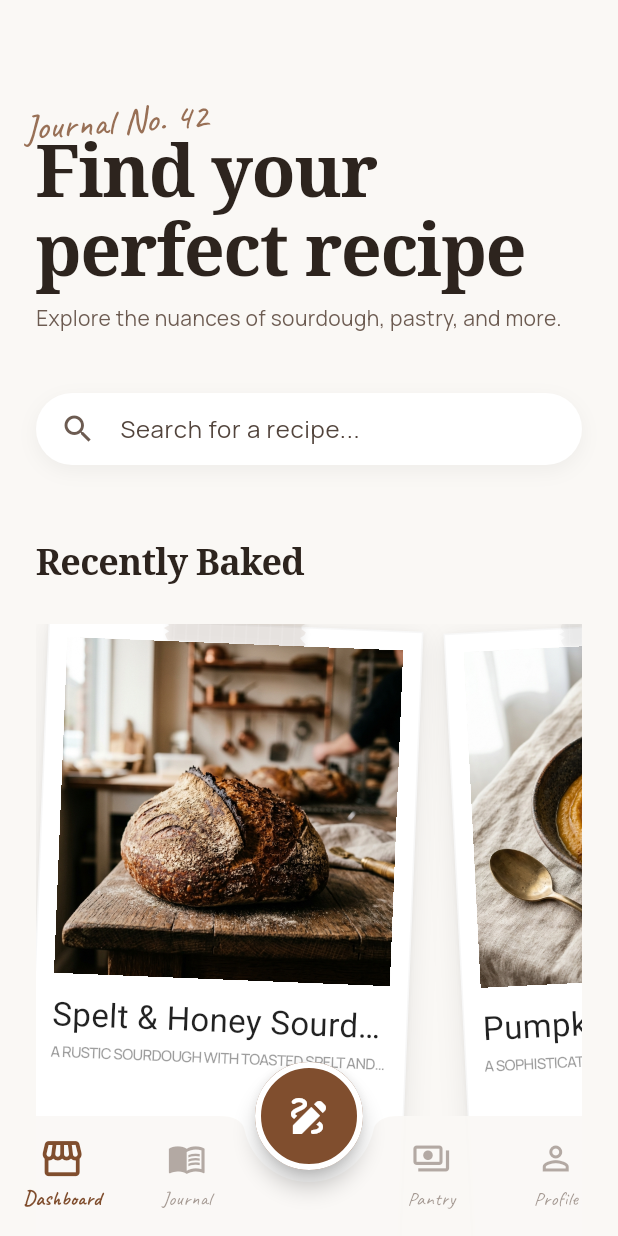
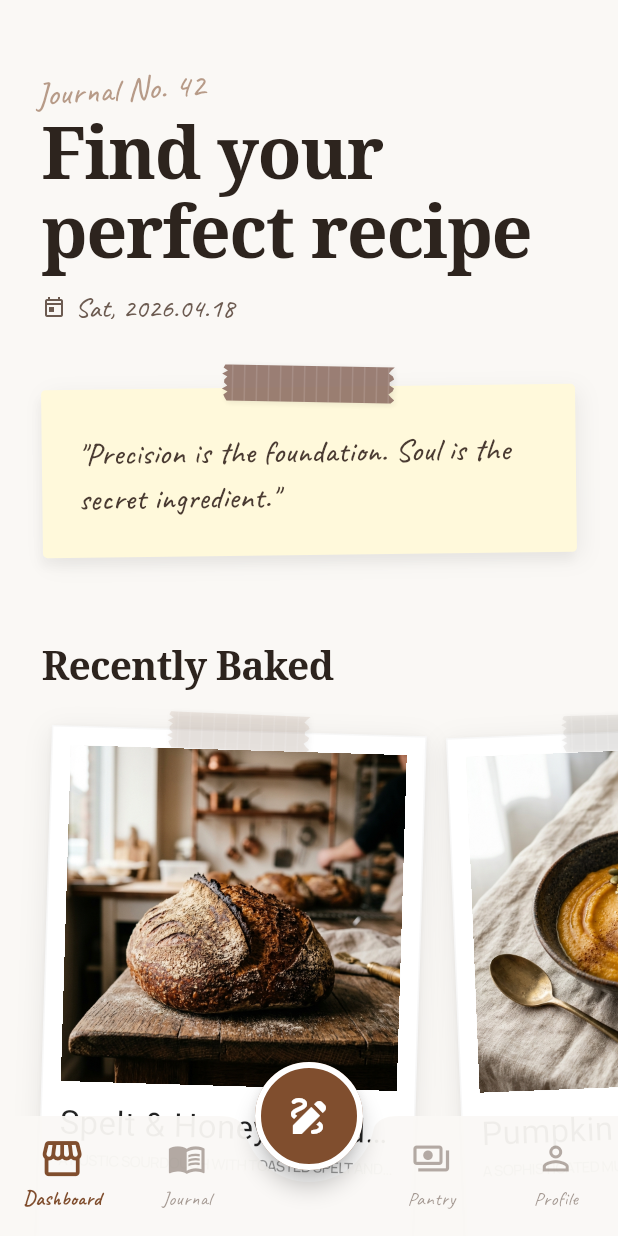
Before and after one commit to Ssassin-01/the_atelier, a Flutter app: the screen it shows after launch, on a phone screen of 412 x 824 dp. Run offline on Flutter 3.47's test engine with Material 3 defaults, Android fonts, the light colour scheme and no system bars; our stand-ins replace flutter_riverpod, google_fonts, hive, hive_flutter; accounts and stored records are empty; network calls fail.

Commit message:
feat: redesign dashboard as an artisan workbench with daily memos and date

```diff
--- a/lib/screens/dashboard_screen.dart
+++ b/lib/screens/dashboard_screen.dart
@@ -1,5 +1,6 @@
 import 'package:flutter/material.dart';
 import 'package:flutter_riverpod/flutter_riverpod.dart';
+import 'dart:math' as math;
 import '../theme/artisanal_theme.dart';
 import '../l10n/app_localizations.dart';
 import '../widgets/polaroid_card.dart';
@@ -14,111 +15,97 @@ class DashboardScreen extends ConsumerWidget {
   Widget build(BuildContext context, WidgetRef ref) {
     final l10n = AppLocalizations.of(context);
     final recipes = ref.watch(recipeListProvider);
+    final now = DateTime.now();
 
     return Scaffold(
       body: SingleChildScrollView(
-        padding: const EdgeInsets.symmetric(horizontal: 24.0, vertical: 40.0),
         child: Column(
           crossAxisAlignment: CrossAxisAlignment.start,
           children: [
-            const SizedBox(height: 48),
-            // Hero Section
-            Stack(
-              clipBehavior: Clip.none,
-              children: [
-                Positioned(
-                  top: -24,
-                  left: -8,
-                  child: Transform.rotate(
-                    angle: -0.07,
+            const SizedBox(height: 64),
+
+            // ── 1. Atelier Header: "공방에 출근한 느낌" ──────────────────────
+            Padding(
+              padding: const EdgeInsets.symmetric(horizontal: 28.0),
+              child: _buildAtelierHeader(l10n, now),
+            ),
+
+            const SizedBox(height: 40),
+
+            // ── 2. Daily Memo: 와시테이프로 붙인 포스트잇 ─────────────────────
+            Padding(
+              padding: const EdgeInsets.symmetric(horizontal: 28.0),
+              child: _buildDailyMemo(),
+            ),
+
+            const SizedBox(height: 56),
+
+            // ── 3. Recently Baked: 핵심 폴라로이드 섹션 ───────────────────────
+            Padding(
+              padding: const EdgeInsets.only(left: 28.0),
               child: Text(
-                      '${l10n.journalNo} 42',
-                      style: ArtisanalTheme.hand(
-                        fontSize: 24,
-                        color: ArtisanalTheme.primary.withAlpha((0.8 * 255).toInt()),
+                l10n.recentlyBaked,
+                style: ArtisanalTheme.lightTheme.textTheme.displayMedium
+                    ?.copyWith(fontSize: 26),
               ),
             ),
-                  ),
-                ),
-                Column(
-                  crossAxisAlignment: CrossAxisAlignment.start,
+            const SizedBox(height: 24),
+            SizedBox(
+              height: 440,
+              child: recipes.isEmpty
+                  ? Center(
+                      child: Column(
+                        mainAxisAlignment: MainAxisAlignment.center,
                         children: [
+                          Icon(Icons.photo_camera_back_outlined,
+                              size: 56,
+                              color: ArtisanalTheme.outline
+                                  .withValues(alpha: 0.3)),
+                          const SizedBox(height: 16),
                           Text(
-                      l10n.findPerfectRecipe,
-                      style: ArtisanalTheme.lightTheme.textTheme.displayLarge?.copyWith(
-                        height: 1.1,
-                      ),
-                    ),
-                    const SizedBox(height: 8),
-                    Text(
-                      l10n.artisanalKitchenDesc,
-                      style: ArtisanalTheme.lightTheme.textTheme.bodyMedium?.copyWith(
-                        color: ArtisanalTheme.secondary,
+                            l10n.emptyState,
+                            style: ArtisanalTheme.hand(
+                              fontSize: 20,
+                              color: ArtisanalTheme.secondary
+                                  .withValues(alpha: 0.5),
                             ),
                           ),
                         ],
                       ),
-              ],
-            ),
-            const SizedBox(height: 40),
-            // Search Bar
-            Container(
-              padding: const EdgeInsets.symmetric(horizontal: 16.0),
-              decoration: BoxDecoration(
-                color: Colors.white,
-                borderRadius: BorderRadius.circular(30),
-                boxShadow: [
-                  BoxShadow(
-                    color: Colors.black.withAlpha((0.05 * 255).toInt()),
-                    blurRadius: 10,
-                    offset: const Offset(0, 4),
-                  ),
-                ],
-              ),
-              child: TextField(
-                decoration: InputDecoration(
-                  hintText: l10n.searchRecipes,
-                  border: InputBorder.none,
-                  icon: const Icon(Icons.search, color: ArtisanalTheme.secondary),
+                    )
+                  : ListView.builder(
+                      scrollDirection: Axis.horizontal,
+                      clipBehavior: Clip.none,
+                      padding: const EdgeInsets.only(left: 28.0, right: 8.0),
+                      itemCount:
+                          recipes.length > 6 ? 6 : recipes.length,
+                      itemBuilder: (context, index) {
+                        final recipe = recipes[index];
+                        // Slightly varying rotations and tape colors for a
+                        // natural, hand-pinned look
+                        final rotations = [0.03, -0.04, 0.05, -0.02, 0.04, -0.03];
+                        final tapeColors = [
+                          ArtisanalTheme.primary.withValues(alpha: 0.18),
+                          ArtisanalTheme.secondary.withValues(alpha: 0.15),
+                          const Color(0xFFA0522D).withValues(alpha: 0.20),
+                          ArtisanalTheme.primary.withValues(alpha: 0.12),
+                          Colors.black.withValues(alpha: 0.08),
+                          ArtisanalTheme.secondary.withValues(alpha: 0.18),
+                        ];
+
+                        return Padding(
+                          padding: const EdgeInsets.only(right: 28.0),
+                          child: GestureDetector(
+                            onTap: () => Navigator.push(
+                              context,
+                              MaterialPageRoute(
+                                builder: (_) =>
+                                    RecipeDetailScreen(recipe: recipe),
                               ),
                             ),
-            ),
-            const SizedBox(height: 48),
-            // Recently Baked Section
-            Text(
-              l10n.recentlyBaked,
-              style: ArtisanalTheme.lightTheme.textTheme.displayMedium?.copyWith(fontSize: 24),
-            ),
-            const SizedBox(height: 24),
-            SizedBox(
-              height: 420,
-              child: recipes.isEmpty
-                ? Center(child: Text(l10n.emptyState, style: ArtisanalTheme.hand(fontSize: 20)))
-                : ListView.builder(
-                    scrollDirection: Axis.horizontal,
-                    itemCount: recipes.length > 5 ? 5 : recipes.length,
-                    itemBuilder: (context, index) {
-                      final recipe = recipes[index];
-                      // Alternate rotations and tape colors for variety
-                      final rotation = (index % 2 == 0) ? 0.04 : -0.05;
-                      final tapeColor = (index % 2 == 0)
-                          ? ArtisanalTheme.primary.withAlpha((0.15 * 255).toInt())
-                          : Colors.black.withAlpha((0.05 * 255).toInt());
-
-                      return Padding(
-                        padding: const EdgeInsets.only(right: 32.0),
-                        child: GestureDetector(
-                          onTap: () {
-                            Navigator.push(
-                              context,
-                              MaterialPageRoute(
-                                builder: (context) => RecipeDetailScreen(recipe: recipe),
-                              ),
-                            );
-                          },
                             child: PolaroidCard(
-                            rotation: rotation,
-                            tapeColor: tapeColor,
+                              rotation: rotations[index % rotations.length],
+                              tapeColor: tapeColors[index % tapeColors.length],
                               title: recipe.name,
                               subtitle: recipe.description,
                               image: ArtisanalImage(
@@ -131,71 +118,123 @@ class DashboardScreen extends ConsumerWidget {
                       },
                     ),
             ),
-            const SizedBox(height: 48),
-            // Collections
-            Text(
-              l10n.collections,
-              style: ArtisanalTheme.lightTheme.textTheme.displayMedium?.copyWith(fontSize: 24),
-            ),
-            const SizedBox(height: 24),
-            _buildCollectionsGrid(l10n),
-            const SizedBox(height: 80),
+
+            const SizedBox(height: 100),
           ],
         ),
       ),
     );
   }
 
-  Widget _buildCollectionsGrid(AppLocalizations l10n) {
-    return GridView.count(
-      shrinkWrap: true,
-      physics: const NeverScrollableScrollPhysics(),
-      crossAxisCount: 2,
-      mainAxisSpacing: 16,
-      crossAxisSpacing: 16,
-      childAspectRatio: 1.5,
+  // ── Header ────────────────────────────────────────────────────────────────
+  Widget _buildAtelierHeader(AppLocalizations l10n, DateTime now) {
+    final weekdays = ['Mon', 'Tue', 'Wed', 'Thu', 'Fri', 'Sat', 'Sun'];
+    final dayOfWeek = weekdays[now.weekday - 1];
+    final dateStr = '$dayOfWeek, ${now.year}.${now.month.toString().padLeft(2, '0')}.${now.day.toString().padLeft(2, '0')}';
+
+    return Stack(
+      clipBehavior: Clip.none,
       children: [
-        _collectionCard(l10n.collectionSourdough, 'assets/images/sourdough.png', Colors.orange[100]!),
-        _collectionCard(l10n.collectionDesserts, 'assets/images/pumpkin_dessert.png', Colors.pink[50]!),
-        _collectionCard(l10n.collectionPastry, 'assets/images/madeleine.png', Colors.purple[50]!),
-        _collectionCard(l10n.collectionCookies, 'assets/images/cookies.png', Colors.amber[50]!),
+        // Background "Journal No." label – slightly tilted, behind the title
+        Positioned(
+          top: -20,
+          left: -4,
+          child: Transform.rotate(
+            angle: -0.06,
+            child: Text(
+              '${l10n.journalNo} 42',
+              style: ArtisanalTheme.hand(
+                fontSize: 22,
+                color: ArtisanalTheme.primary.withValues(alpha: 0.55),
+              ),
+            ),
+          ),
+        ),
+        Column(
+          crossAxisAlignment: CrossAxisAlignment.start,
+          children: [
+            const SizedBox(height: 12),
+            Text(
+              l10n.findPerfectRecipe,
+              style: ArtisanalTheme.lightTheme.textTheme.displayLarge
+                  ?.copyWith(height: 1.1),
+            ),
+            const SizedBox(height: 10),
+            // Today's date – handwritten, understated
+            Row(
+              children: [
+                const Icon(Icons.today_outlined,
+                    size: 16, color: ArtisanalTheme.secondary),
+                const SizedBox(width: 6),
+                Text(
+                  dateStr,
+                  style: ArtisanalTheme.hand(
+                    fontSize: 18,
+                    color: ArtisanalTheme.secondary,
+                  ),
+                ),
+              ],
+            ),
+          ],
+        ),
       ],
     );
   }
 
-  Widget _collectionCard(String title, String imagePath, Color bgColor) {
-    return Container(
+  // ── Daily Memo (washi-taped sticky note) ─────────────────────────────────
+  Widget _buildDailyMemo() {
+    // Fixed set of artisan notes that rotate – later this can be user-editable
+    const notes = [
+      '"Slow fermentation is the secret to a deep, soulful flavour."',
+      '"Every loaf tells a story. Make yours worth reading."',
+      '"Precision is the foundation. Soul is the secret ingredient."',
+      '"The best recipes are written with patience and flour-dusted hands."',
+    ];
+    final note = notes[DateTime.now().day % notes.length];
+
+    return Stack(
+      alignment: Alignment.topCenter,
+      clipBehavior: Clip.none,
+      children: [
+        // Sticky-note paper
+        Transform.rotate(
+          angle: -0.012,
+          child: Container(
+            width: double.infinity,
+            padding: const EdgeInsets.fromLTRB(24, 28, 24, 24),
             decoration: BoxDecoration(
-        color: bgColor,
-        borderRadius: BorderRadius.circular(16),
+              color: const Color(0xFFFFF9DB), // warm cream-yellow
+              borderRadius: BorderRadius.circular(3),
+              boxShadow: [
+                BoxShadow(
+                  color: Colors.black.withValues(alpha: 0.06),
+                  blurRadius: 12,
+                  offset: const Offset(3, 4),
                 ),
-      clipBehavior: Clip.antiAlias,
-      child: Stack(
-        children: [
-          Positioned(
-            right: -20,
-            bottom: -10,
-            child: Opacity(
-              opacity: 0.6,
-              child: ArtisanalImage(
-                imagePath: imagePath,
-                width: 100,
-                height: 100,
-                fit: BoxFit.cover,
+                // subtle right-edge curl shadow
+                BoxShadow(
+                  color: Colors.black.withValues(alpha: 0.03),
+                  blurRadius: 4,
+                  offset: const Offset(-2, 6),
+                ),
+              ],
+            ),
+            child: Text(
+              note,
+              style: ArtisanalTheme.hand(
+                fontSize: 21,
+                color: ArtisanalTheme.ink,
+                height: 1.45,
               ),
             ),
           ),
-          Padding(
-            padding: const EdgeInsets.all(16.0),
-            child: Text(
-              title,
-              style: ArtisanalTheme.hand(fontSize: 22, color: ArtisanalTheme.ink).copyWith(
-                fontWeight: FontWeight.bold,
         ),
-            ),
+        // Washi tape holding the note
+        const Positioned(
+          top: -14,
+          child: WashiTape(width: 110, rotation: 0.018, opacity: 0.88),
         ),
       ],
-      ),
     );
   }
 }
```
Lines whose indentation alone changed are shown as unchanged.
